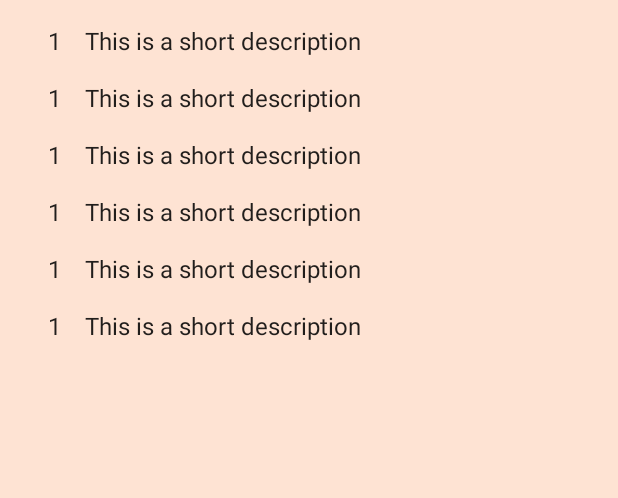
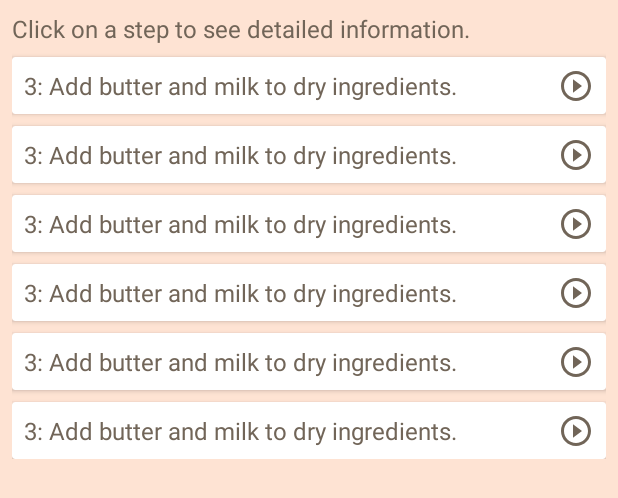
Before and after one commit to gundamboy/Baking-is-hard, an Android app: the layout step_list.xml on its own in the app's theme, with its tools: preview values and no code run, on a phone screen of 412 x 824 dp. Shown: the top 498 px of the screen. Run offline under Robolectric (Android 15) with nearby library versions, the phone set to English and light mode, and no system bars.

```diff
--- /dev/null
+++ b/app/src/main/res/drawable/ic_play_circle.xml
@@ -0,0 +1,4 @@
+<vector android:height="48dp" android:viewportHeight="24.0"
+    android:viewportWidth="24.0" android:width="48dp" xmlns:android="http://schemas.android.com/apk/res/android">
+    <path android:fillColor="@color/primaryTextColor" android:pathData="M10,16.5l6,-4.5 -6,-4.5v9zM12,2C6.48,2 2,6.48 2,12s4.48,10 10,10 10,-4.48 10,-10S17.52,2 12,2zM12,20c-4.41,0 -8,-3.59 -8,-8s3.59,-8 8,-8 8,3.59 8,8 -3.59,8 -8,8z"/>
+</vector>
--- a/app/src/main/res/layout-w900dp/step_list.xml
+++ b/app/src/main/res/layout-w900dp/step_list.xml
@@ -1,39 +1,45 @@
 <?xml version="1.0" encoding="utf-8"?>
-<LinearLayout xmlns:android="http://schemas.android.com/apk/res/android"
+<android.support.constraint.ConstraintLayout xmlns:android="http://schemas.android.com/apk/res/android"
     xmlns:app="http://schemas.android.com/apk/res-auto"
     xmlns:tools="http://schemas.android.com/tools"
+    style="@style/CardView.Light"
     android:layout_width="match_parent"
-    android:layout_height="match_parent"
-    android:layout_marginLeft="16dp"
-    android:layout_marginRight="16dp"
-    android:baselineAligned="false"
-    android:divider="?android:attr/dividerHorizontal"
-    android:orientation="horizontal"
-    android:showDividers="middle"
-    tools:context=".StepListActivity">
+    android:layout_height="wrap_content"
+    android:layout_marginTop="@dimen/margins_8">
 
-    <!--
-    This layout is a two-pane layout for the Steps
-    master/detail flow.
+    <TextView
+        android:id="@+id/stepsInstructionsHeader"
+        style="@style/StepsListItemText"
+        android:layout_width="@dimen/item_width"
+        android:layout_height="wrap_content"
+        android:layout_marginStart="8dp"
+        android:text="@string/steps_instructions_header"
+        app:layout_constraintStart_toStartOf="parent" />
 
-    -->
-
-    <android.support.v7.widget.RecyclerView xmlns:android="http://schemas.android.com/apk/res/android"
-        xmlns:tools="http://schemas.android.com/tools"
+    <android.support.v7.widget.RecyclerView
         android:id="@+id/step_list"
         android:name="com.charlesrowland.ragingclaw.bakingapp.StepListFragment"
         android:layout_width="@dimen/item_width"
-        android:layout_height="match_parent"
-        android:layout_marginLeft="16dp"
-        android:layout_marginRight="16dp"
+        android:layout_height="wrap_content"
+        android:layout_marginStart="8dp"
+        app:layout_constraintStart_toStartOf="parent"
+        app:layout_constraintTop_toBottomOf="@+id/stepsInstructionsHeader"
+        tools:context=".StepListActivity"
+        tools:itemCount="9"
         tools:layoutManager="LinearLayoutManager"
-        tools:context="com.charlesrowland.ragingclaw.bakingapp.StepListActivity"
-        tools:listitem="@layout/step_list_content" />
+        tools:listitem="@layout/step_list_item" />
 
     <FrameLayout
         android:id="@+id/step_detail_container"
-        android:layout_width="0dp"
+        android:layout_width="wrap_content"
         android:layout_height="match_parent"
-        android:layout_weight="3" />
+        android:layout_marginStart="8dp"
+        android:layout_marginTop="8dp"
+        android:layout_marginEnd="8dp"
+        android:layout_marginBottom="8dp"
+        app:layout_constraintBottom_toBottomOf="parent"
+        app:layout_constraintEnd_toEndOf="parent"
+        app:layout_constraintStart_toEndOf="@+id/step_list"
+        app:layout_constraintTop_toTopOf="parent"  />
 
-</LinearLayout>
+</android.support.constraint.ConstraintLayout>
--- /dev/null
+++ b/app/src/main/res/layout-w900dp/step_list_item.xml
@@ -0,0 +1,51 @@
+<?xml version="1.0" encoding="utf-8"?>
+<android.support.v7.widget.CardView
+    xmlns:android="http://schemas.android.com/apk/res/android"
+    xmlns:app="http://schemas.android.com/apk/res-auto"
+    xmlns:tools="http://schemas.android.com/tools"
+    style="@style/CardView.Light"
+    android:layout_width="match_parent"
+    android:layout_height="wrap_content"
+    android:layout_marginTop="@dimen/margins_8"
+    android:layout_marginBottom="0dp">
+
+    <android.support.constraint.ConstraintLayout
+        android:layout_width="match_parent"
+        android:layout_height="wrap_content">
+
+        <TextView
+            style="@style/StepsListItemTextLandscape"
+            android:id="@+id/stepNum"
+            android:layout_width="wrap_content"
+            android:layout_height="wrap_content"
+            android:layout_marginStart="8dp"
+            android:layout_marginTop="8dp"
+            android:textAppearance="?attr/textAppearanceListItem"
+            app:layout_constraintStart_toStartOf="parent"
+            app:layout_constraintTop_toTopOf="parent"
+            tools:text="3:" />
+
+        <TextView
+            style="@style/StepsListItemTextLandscape"
+            android:id="@+id/stepShortDescription"
+            android:layout_width="@dimen/steps_item_width_landscape"
+            android:layout_height="wrap_content"
+            android:layout_marginStart="4dp"
+            android:layout_marginTop="8dp"
+            android:layout_marginBottom="8dp"
+            android:textAppearance="?attr/textAppearanceListItem"
+            app:layout_constraintBottom_toBottomOf="parent"
+            app:layout_constraintStart_toEndOf="@+id/stepNum"
+            app:layout_constraintTop_toTopOf="parent"
+            tools:text="Add butter and milk to dry ingredients." />
+
+        <ImageView
+            android:layout_width="24dp"
+            android:layout_height="24dp"
+            android:layout_marginEnd="8dp"
+            android:src="@drawable/ic_play_circle"
+            app:layout_constraintBottom_toBottomOf="@+id/stepShortDescription"
+            app:layout_constraintEnd_toEndOf="parent"
+            app:layout_constraintTop_toTopOf="@+id/stepShortDescription" />
+    </android.support.constraint.ConstraintLayout>
+</android.support.v7.widget.CardView>
--- a/app/src/main/res/layout/step_list.xml
+++ b/app/src/main/res/layout/step_list.xml
@@ -1,14 +1,35 @@
 <?xml version="1.0" encoding="utf-8"?>
-<android.support.v7.widget.RecyclerView xmlns:android="http://schemas.android.com/apk/res/android"
+<android.support.constraint.ConstraintLayout xmlns:android="http://schemas.android.com/apk/res/android"
     xmlns:app="http://schemas.android.com/apk/res-auto"
     xmlns:tools="http://schemas.android.com/tools"
-    android:id="@+id/step_list"
-    android:name="com.charlesrowland.ragingclaw.bakingapp.StepListFragment"
+    style="@style/CardView.Light"
     android:layout_width="match_parent"
-    android:layout_height="match_parent"
-    android:layout_marginLeft="16dp"
-    android:layout_marginRight="16dp"
-    tools:layoutManager="LinearLayoutManager"
-    tools:context=".StepListActivity"
-    tools:listitem="@layout/step_list_content"
-    tools:itemCount="9"/>
+    android:layout_height="wrap_content"
+    android:layout_marginTop="@dimen/margins_8">
+
+    <TextView
+        android:id="@+id/stepsInstructionsHeader"
+        style="@style/StepsListItemText"
+        android:layout_width="match_parent"
+        android:layout_height="wrap_content"
+        android:layout_marginStart="8dp"
+        android:layout_marginEnd="8dp"
+        android:text="@string/steps_instructions_header"
+        app:layout_constraintEnd_toEndOf="parent"
+        app:layout_constraintStart_toStartOf="parent" />
+
+    <android.support.v7.widget.RecyclerView
+        android:id="@+id/step_list"
+        android:name="com.charlesrowland.ragingclaw.bakingapp.StepListFragment"
+        android:layout_width="match_parent"
+        android:layout_height="wrap_content"
+        android:layout_marginStart="8dp"
+        android:layout_marginEnd="8dp"
+        app:layout_constraintEnd_toEndOf="parent"
+        app:layout_constraintTop_toBottomOf="@+id/stepsInstructionsHeader"
+        tools:context=".StepListActivity"
+        tools:itemCount="9"
+        tools:layoutManager="LinearLayoutManager"
+        tools:listitem="@layout/step_list_item" />
+
+</android.support.constraint.ConstraintLayout>
--- a/app/src/main/res/layout/step_list_content.xml
+++ /dev/null
@@ -1,32 +0,0 @@
-<?xml version="1.0" encoding="utf-8"?>
-<android.support.constraint.ConstraintLayout xmlns:android="http://schemas.android.com/apk/res/android"
-    xmlns:app="http://schemas.android.com/apk/res-auto"
-    android:layout_width="wrap_content"
-    android:layout_height="wrap_content"
-    xmlns:tools="http://schemas.android.com/tools"
-    android:orientation="horizontal">
-
-    <TextView
-        android:id="@+id/stepNum"
-        android:layout_width="wrap_content"
-        android:layout_height="wrap_content"
-        android:layout_margin="@dimen/text_margin"
-        android:layout_marginStart="8dp"
-        android:layout_marginTop="8dp"
-        android:textAppearance="?attr/textAppearanceListItem"
-        app:layout_constraintStart_toStartOf="parent"
-        app:layout_constraintTop_toTopOf="parent"
-        tools:text="1" />
-
-    <TextView
-        android:id="@+id/stepShortDescription"
-        android:layout_width="wrap_content"
-        android:layout_height="wrap_content"
-        android:layout_margin="@dimen/text_margin"
-        android:layout_marginStart="8dp"
-        android:layout_marginTop="8dp"
-        android:textAppearance="?attr/textAppearanceListItem"
-        app:layout_constraintStart_toEndOf="@+id/stepNum"
-        app:layout_constraintTop_toTopOf="parent"
-        tools:text="This is a short description" />
-</android.support.constraint.ConstraintLayout>
--- /dev/null
+++ b/app/src/main/res/layout/step_list_item.xml
@@ -0,0 +1,51 @@
+<?xml version="1.0" encoding="utf-8"?>
+<android.support.v7.widget.CardView
+    xmlns:android="http://schemas.android.com/apk/res/android"
+    xmlns:app="http://schemas.android.com/apk/res-auto"
+    xmlns:tools="http://schemas.android.com/tools"
+    style="@style/CardView.Light"
+    android:layout_width="match_parent"
+    android:layout_height="wrap_content"
+    android:layout_marginTop="@dimen/margins_8"
+    android:layout_marginBottom="0dp">
+
+    <android.support.constraint.ConstraintLayout
+        android:layout_width="match_parent"
+        android:layout_height="wrap_content">
+
+        <TextView
+            style="@style/StepsListItemText"
+            android:id="@+id/stepNum"
+            android:layout_width="wrap_content"
+            android:layout_height="wrap_content"
+            android:layout_marginStart="8dp"
+            android:layout_marginTop="8dp"
+            android:textAppearance="?attr/textAppearanceListItem"
+            app:layout_constraintStart_toStartOf="parent"
+            app:layout_constraintTop_toTopOf="parent"
+            tools:text="3:" />
+
+        <TextView
+            style="@style/StepsListItemText"
+            android:id="@+id/stepShortDescription"
+            android:layout_width="wrap_content"
+            android:layout_height="wrap_content"
+            android:layout_marginStart="4dp"
+            android:layout_marginTop="8dp"
+            android:layout_marginBottom="8dp"
+            android:textAppearance="?attr/textAppearanceListItem"
+            app:layout_constraintBottom_toBottomOf="parent"
+            app:layout_constraintStart_toEndOf="@+id/stepNum"
+            app:layout_constraintTop_toTopOf="parent"
+            tools:text="Add butter and milk to dry ingredients." />
+
+        <ImageView
+            android:layout_width="24dp"
+            android:layout_height="24dp"
+            android:layout_marginEnd="8dp"
+            android:src="@drawable/ic_play_circle"
+            app:layout_constraintBottom_toBottomOf="@+id/stepShortDescription"
+            app:layout_constraintEnd_toEndOf="parent"
+            app:layout_constraintTop_toTopOf="@+id/stepShortDescription" />
+    </android.support.constraint.ConstraintLayout>
+</android.support.v7.widget.CardView>
--- a/app/src/main/res/values/dimens.xml
+++ b/app/src/main/res/values/dimens.xml
@@ -46,5 +46,6 @@
     <dimen name="camera_image_width">132dp</dimen>
     <dimen name="camera_image_height">215dp</dimen>
     <dimen name="review_bottom_sheet_height">350dp</dimen>
-    <dimen name="item_width">200dp</dimen>
+    <dimen name="item_width">320dp</dimen>
+    <dimen name="steps_item_width_landscape">280dp</dimen>
 </resources>
--- a/app/src/main/res/values/strings.xml
+++ b/app/src/main/res/values/strings.xml
@@ -6,4 +6,5 @@
     <string name="ingredients_text">Total Ingredients: </string>
     <string name="title_step_list">Steps</string>
     <string name="title_step_detail">Step Detail</string>
+    <string name="steps_instructions_header">Click on a step to see detailed information.</string>
 </resources>
--- a/app/src/main/res/values/styles.xml
+++ b/app/src/main/res/values/styles.xml
@@ -20,6 +20,16 @@
         <item name="android:textSize">@dimen/text18</item>
     </style>
 
+    <style name="StepsListItemText" parent="AppTheme">
+        <item name="android:textColor">@color/primaryTextColor</item>
+        <item name="android:textSize">@dimen/text16</item>
+    </style>
+
+    <style name="StepsListItemTextLandscape" parent="AppTheme">
+        <item name="android:textColor">@color/primaryTextColor</item>
+        <item name="android:textSize">@dimen/text14</item>
+    </style>
+
     <style name="RecipeListItemMetaText" parent="AppTheme">
         <item name="android:textColor">@color/primaryTextColor</item>
         <item name="android:textSize">@dimen/text12</item>
```
Also changed, not shown: app/src/main/java/com/charlesrowland/ragingclaw/bakingapp/StepListActivity.java (+20 -75 lines), app/src/main/java/com/charlesrowland/ragingclaw/bakingapp/adapters/IngredientAdapter.java (added, +52 -0 lines), app/src/main/java/com/charlesrowland/ragingclaw/bakingapp/adapters/StepAdapter.java (added, +91 -0 lines), app/src/main/res/layout/ingredient_list_item.xml (added, +56 -0 lines).
